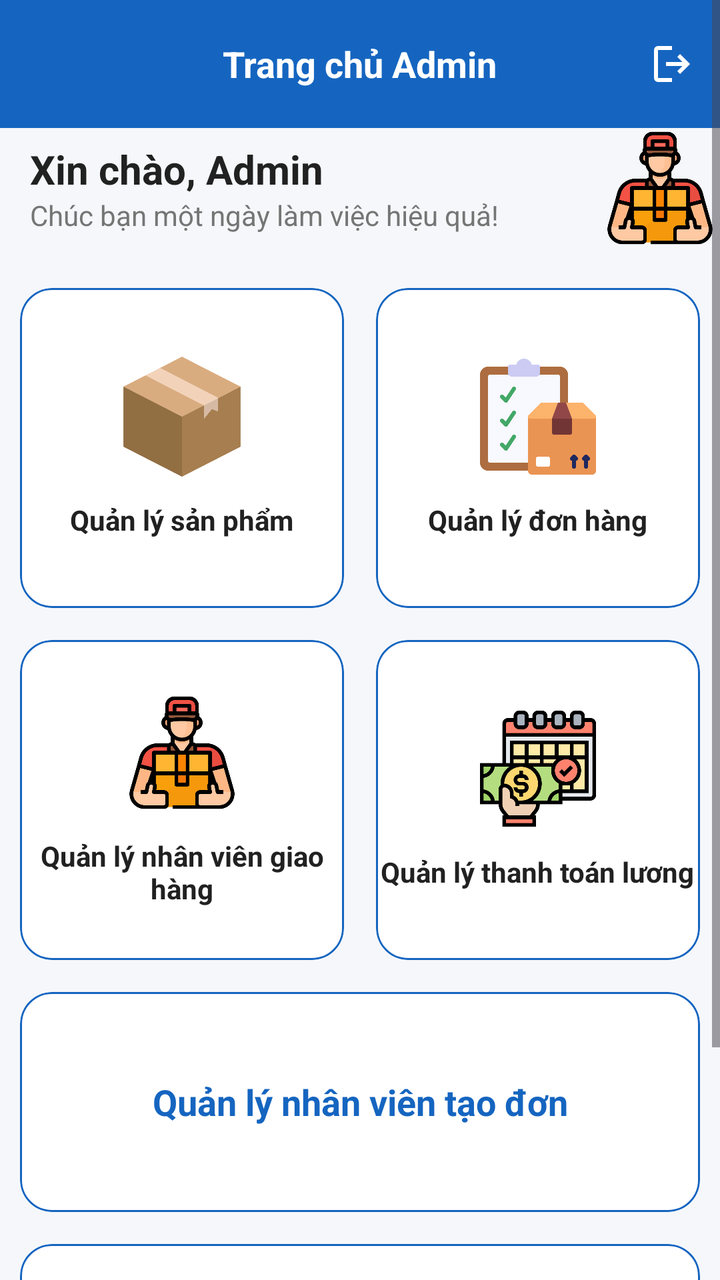
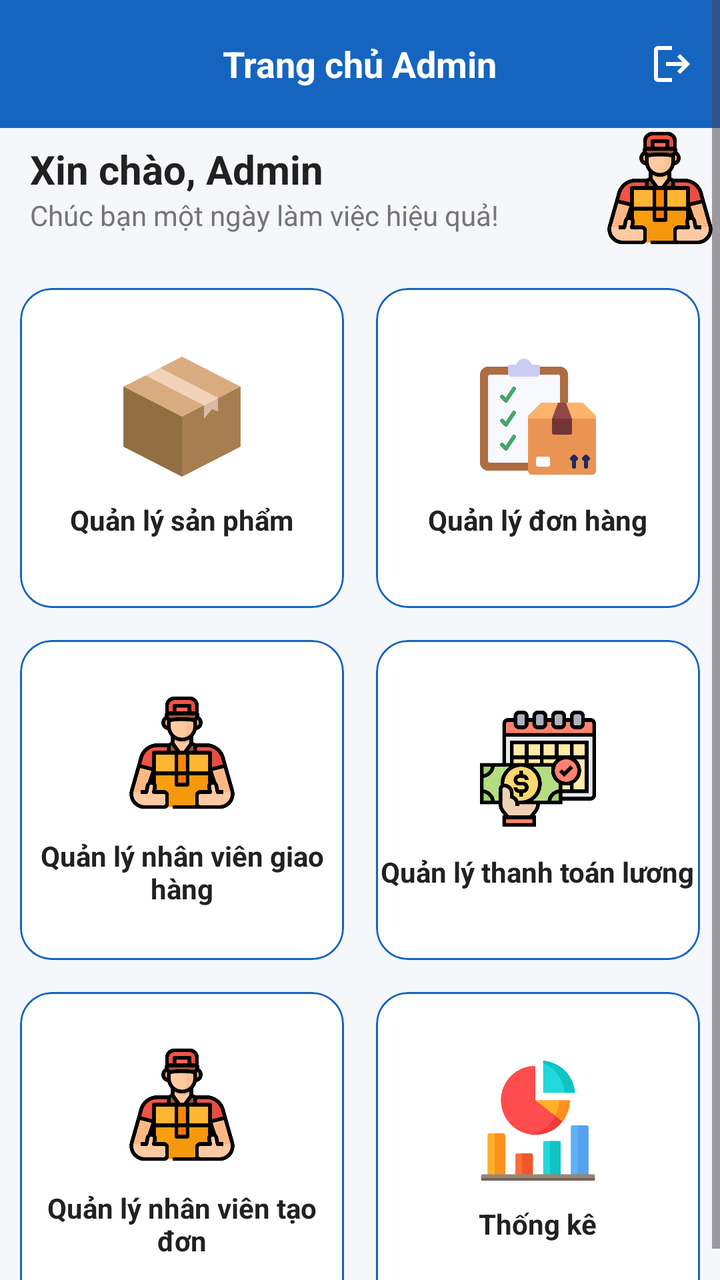

Compare the two renders of this Android layout. The source of the first and the diff that turns it into the second are given below.
<!-- AndroidManifest.xml: application theme Theme.UDGH -->
<!-- res/layout/activity_main.xml -->
<?xml version="1.0" encoding="utf-8"?>
<ScrollView xmlns:android="http://schemas.android.com/apk/res/android"
    xmlns:app="http://schemas.android.com/apk/res-auto"
    android:id="@+id/main"
    android:layout_width="match_parent"
    android:layout_height="match_parent"
    android:background="@color/background">

    <LinearLayout
        android:layout_width="match_parent"
        android:layout_height="wrap_content"
        android:orientation="vertical">

        
        <com.google.android.material.appbar.MaterialToolbar
            android:id="@+id/toolbar"
            android:layout_width="match_parent"
            android:layout_height="?attr/actionBarSize"
            android:background="@color/primary"
            app:menu="@menu/admin_toolbar_menu"
            app:title="Trang chủ Admin"
            app:titleCentered="true"
            app:titleTextAppearance="@style/ToolbarTitleStyle"
            app:titleTextColor="@android:color/white" />

        
        <LinearLayout
            android:layout_width="match_parent"
            android:layout_height="wrap_content"
            android:gravity="center_vertical"
            android:orientation="horizontal">

            <LinearLayout
                android:layout_width="0dp"
                android:layout_height="wrap_content"
                android:layout_weight="1"
                android:orientation="vertical"
                android:paddingStart="15dp">

                <TextView
                    android:layout_width="wrap_content"
                    android:layout_height="wrap_content"
                    android:text="Xin chào, Admin"
                    android:textColor="@color/black"
                    android:textSize="20sp"
                    android:textStyle="bold" />

                <TextView
                    android:layout_width="wrap_content"
                    android:layout_height="wrap_content"
                    android:text="Chúc bạn một ngày làm việc hiệu quả!"
                    android:textColor="@color/gray"
                    android:textSize="14sp" />

            </LinearLayout>

            <ImageView
                android:layout_width="60dp"
                android:layout_height="60dp"
                android:src="@drawable/delivery_man" />

        </LinearLayout>

        
        <LinearLayout
            android:layout_width="match_parent"
            android:layout_height="wrap_content"
            android:layout_marginStart="10dp"
            android:layout_marginTop="20dp"
            android:layout_marginEnd="10dp"
            android:orientation="horizontal">

            <com.google.android.material.card.MaterialCardView
                android:id="@+id/cardProduct"
                android:layout_width="0dp"
                android:layout_height="160dp"
                android:layout_marginEnd="8dp"
                android:layout_weight="1"
                app:cardCornerRadius="16dp"
                app:cardBackgroundColor="@color/white"
                app:strokeColor="@color/primary">

                <LinearLayout
                    android:layout_width="match_parent"
                    android:layout_height="match_parent"
                    android:gravity="center"
                    android:orientation="vertical">

                    <ImageView
                        android:layout_width="60dp"
                        android:layout_height="60dp"
                        android:src="@drawable/box" />

                    <TextView
                        android:layout_width="wrap_content"
                        android:layout_height="wrap_content"
                        android:layout_marginTop="12dp"
                        android:text="Quản lý sản phẩm"
                        android:textAlignment="center"
                        android:textStyle="bold"
                        android:textColor="@color/black"/>

                </LinearLayout>

            </com.google.android.material.card.MaterialCardView>

            <com.google.android.material.card.MaterialCardView
                android:id="@+id/cardOrder"
                android:layout_width="0dp"
                android:layout_height="160dp"
                android:layout_marginStart="8dp"
                android:layout_weight="1"
                app:cardCornerRadius="16dp"
                app:cardBackgroundColor="@color/white"
                app:strokeColor="@color/primary">

                <LinearLayout
                    android:layout_width="match_parent"
                    android:layout_height="match_parent"
                    android:gravity="center"
                    android:orientation="vertical">

                    <ImageView
                        android:layout_width="60dp"
                        android:layout_height="60dp"
                        android:src="@drawable/checklist" />

                    <TextView
                        android:layout_width="wrap_content"
                        android:layout_height="wrap_content"
                        android:layout_marginTop="12dp"
                        android:text="Quản lý đơn hàng"
                        android:textAlignment="center"
                        android:textStyle="bold"
                        android:textColor="@color/black"/>

                </LinearLayout>

            </com.google.android.material.card.MaterialCardView>

        </LinearLayout>

        
        <LinearLayout
            android:layout_width="match_parent"
            android:layout_height="wrap_content"
            android:layout_marginStart="10dp"
            android:layout_marginTop="16dp"
            android:layout_marginEnd="10dp"
            android:orientation="horizontal">

            <com.google.android.material.card.MaterialCardView
                android:id="@+id/cardShipper"
                android:layout_width="0dp"
                android:layout_height="160dp"
                android:layout_marginEnd="8dp"
                android:layout_weight="1"
                app:cardCornerRadius="16dp"
                app:cardBackgroundColor="@color/white"
                app:strokeColor="@color/primary">

                <LinearLayout
                    android:layout_width="match_parent"
                    android:layout_height="match_parent"
                    android:gravity="center"
                    android:orientation="vertical">

                    <ImageView
                        android:layout_width="60dp"
                        android:layout_height="60dp"
                        android:src="@drawable/delivery_man" />

                    <TextView
                        android:layout_width="wrap_content"
                        android:layout_height="wrap_content"
                        android:layout_marginTop="12dp"
                        android:text="Quản lý nhân viên giao hàng"
                        android:textAlignment="center"
                        android:textStyle="bold"
                        android:textColor="@color/black"/>

                </LinearLayout>

            </com.google.android.material.card.MaterialCardView>

            <com.google.android.material.card.MaterialCardView
                android:id="@+id/cardSalary"
                android:layout_width="0dp"
                android:layout_height="160dp"
                android:layout_marginStart="8dp"
                android:layout_weight="1"
                app:cardCornerRadius="16dp"
                app:cardBackgroundColor="@color/white"
                app:strokeColor="@color/primary">

                <LinearLayout
                    android:layout_width="match_parent"
                    android:layout_height="match_parent"
                    android:gravity="center"
                    android:orientation="vertical">

                    <ImageView
                        android:layout_width="60dp"
                        android:layout_height="60dp"
                        android:src="@drawable/salary" />

                    <TextView
                        android:layout_width="wrap_content"
                        android:layout_height="wrap_content"
                        android:layout_marginTop="12dp"
                        android:text="Quản lý thanh toán lương"
                        android:textAlignment="center"
                        android:textStyle="bold"
                        android:textColor="@color/black"/>

                </LinearLayout>

            </com.google.android.material.card.MaterialCardView>

        </LinearLayout>

        <com.google.android.material.card.MaterialCardView
            android:id="@+id/cardCreator"
            android:layout_width="match_parent"
            android:layout_height="110dp"
            android:layout_marginStart="10dp"
            android:layout_marginEnd="10dp"
            android:layout_marginTop="16dp"
            app:cardBackgroundColor="@color/white"
            app:cardCornerRadius="16dp"
            app:strokeColor="@color/primary">
            <TextView
                android:layout_width="match_parent"
                android:layout_height="match_parent"
                android:gravity="center"
                android:text="Quản lý nhân viên tạo đơn"
                android:textColor="@color/primary"
                android:textStyle="bold"
                android:textSize="18sp" />
        </com.google.android.material.card.MaterialCardView>

        
        <LinearLayout
            android:layout_width="match_parent"
            android:layout_height="wrap_content"
            android:layout_marginStart="10dp"
            android:layout_marginTop="16dp"
            android:layout_marginEnd="10dp"
            android:orientation="horizontal">

            <com.google.android.material.card.MaterialCardView
                android:id="@+id/cardStatistics"
                android:layout_width="match_parent"
                android:layout_height="160dp"
                app:cardCornerRadius="16dp"
                app:cardBackgroundColor="@color/white"
                app:strokeColor="@color/primary">

                <LinearLayout
                    android:layout_width="match_parent"
                    android:layout_height="match_parent"
                    android:gravity="center"
                    android:orientation="vertical">

                    
                    <ImageView
                        android:layout_width="60dp"
                        android:layout_height="60dp"
                        android:src="@drawable/analytics" />

                    <TextView
                        android:layout_width="wrap_content"
                        android:layout_height="wrap_content"
                        android:layout_marginTop="12dp"
                        android:text="Thống kê"
                        android:textAlignment="center"
                        android:textStyle="bold"
                        android:textColor="@color/black"/>

                </LinearLayout>

            </com.google.android.material.card.MaterialCardView>

        </LinearLayout>

    </LinearLayout>

</ScrollView>
<!-- resources referenced by this layout -->
<resources>
  <color name="background">#F5F7FA</color>
  <color name="black">#212121</color>
  <color name="gray">#757575</color>
  <color name="primary">#1565C0</color>
  <color name="white">#FFFFFF</color>
  <!-- drawable analytics: png bitmap (drawable, 13765 bytes) -->
  <!-- drawable box: png bitmap (drawable, 20162 bytes) -->
  <!-- drawable checklist: png bitmap (drawable, 13121 bytes) -->
  <!-- drawable delivery_man: png bitmap (drawable, 21694 bytes) -->
  <!-- drawable salary: png bitmap (drawable, 23707 bytes) -->
  <style name="ToolbarTitleStyle">
          <item name="android:textSize">18sp</item>
          <item name="android:textStyle">bold</item>
          <item name="android:textColor">@android:color/white</item>
      </style>
  <style name="Theme.UDGH" parent="Base.Theme.UDGH" />
  <style name="Base.Theme.UDGH" parent="Theme.Material3.DayNight.NoActionBar">
          <item name="colorPrimary">@color/primary</item>
          <item name="colorPrimaryVariant">@color/primary_dark</item>
          <item name="android:statusBarColor">@color/primary_dark</item>
          <item name="android:windowLightStatusBar">false</item>
          <item name="android:navigationBarColor">@color/white</item>
          <item name="android:windowLightNavigationBar">true</item>
          
          
      </style>
  <color name="primary_dark">#0D47A1</color>
</resources>

<!-- the commit's change to res/layout/activity_main.xml (unified diff, before → after) -->
@@ -219,26 +219,6 @@
 
         </LinearLayout>
 
-        <com.google.android.material.card.MaterialCardView
-            android:id="@+id/cardCreator"
-            android:layout_width="match_parent"
-            android:layout_height="110dp"
-            android:layout_marginStart="10dp"
-            android:layout_marginEnd="10dp"
-            android:layout_marginTop="16dp"
-            app:cardBackgroundColor="@color/white"
-            app:cardCornerRadius="16dp"
-            app:strokeColor="@color/primary">
-            <TextView
-                android:layout_width="match_parent"
-                android:layout_height="match_parent"
-                android:gravity="center"
-                android:text="Quản lý nhân viên tạo đơn"
-                android:textColor="@color/primary"
-                android:textStyle="bold"
-                android:textSize="18sp" />
-        </com.google.android.material.card.MaterialCardView>
-
         
         <LinearLayout
             android:layout_width="match_parent"
@@ -249,8 +229,36 @@
             android:orientation="horizontal">
 
             <com.google.android.material.card.MaterialCardView
+                android:id="@+id/cardCreator"
+                android:layout_width="0dp"
+                android:layout_height="160dp"
+                android:layout_marginEnd="8dp"
+                android:layout_weight="1"
+                app:cardCornerRadius="16dp"
+                app:cardBackgroundColor="@color/white"
+                app:strokeColor="@color/primary">
+                <LinearLayout android:layout_width="match_parent"
+                    android:layout_height="match_parent"
+                    android:gravity="center"
+                    android:orientation="vertical">
+                    <ImageView android:layout_width="60dp"
+                        android:layout_height="60dp"
+                        android:src="@drawable/delivery_man" />
+                    <TextView android:layout_width="wrap_content"
+                        android:layout_height="wrap_content"
+                        android:layout_marginTop="12dp"
+                        android:text="Quản lý nhân viên tạo đơn"
+                        android:textAlignment="center"
+                        android:textStyle="bold"
+                        android:textColor="@color/black" />
+                </LinearLayout>
+            </com.google.android.material.card.MaterialCardView>
+
+            <com.google.android.material.card.MaterialCardView
                 android:id="@+id/cardStatistics"
-                android:layout_width="match_parent"
+                android:layout_width="0dp"
+                android:layout_marginStart="8dp"
+                android:layout_weight="1"
                 android:layout_height="160dp"
                 app:cardCornerRadius="16dp"
                 app:cardBackgroundColor="@color/white"
